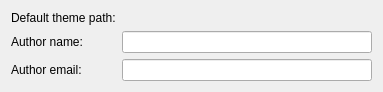
KDE/kdepim, file grantleethemeeditor/ui/configurewidget.ui: the form before one commit.
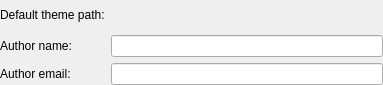
The form after the commit. Custom widgets are drawn as their Qt base class.

What changed in the file:
```diff
--- a/grantleethemeeditor/ui/configurewidget.ui
+++ b/grantleethemeeditor/ui/configurewidget.ui
@@ -14,6 +14,9 @@
    <string>Form</string>
   </property>
   <layout class="QGridLayout" name="gridLayout">
+   <property name="margin">
+    <number>0</number>
+   </property>
    <item row="0" column="0">
     <widget class="QLabel" name="label">
      <property name="text">
```
